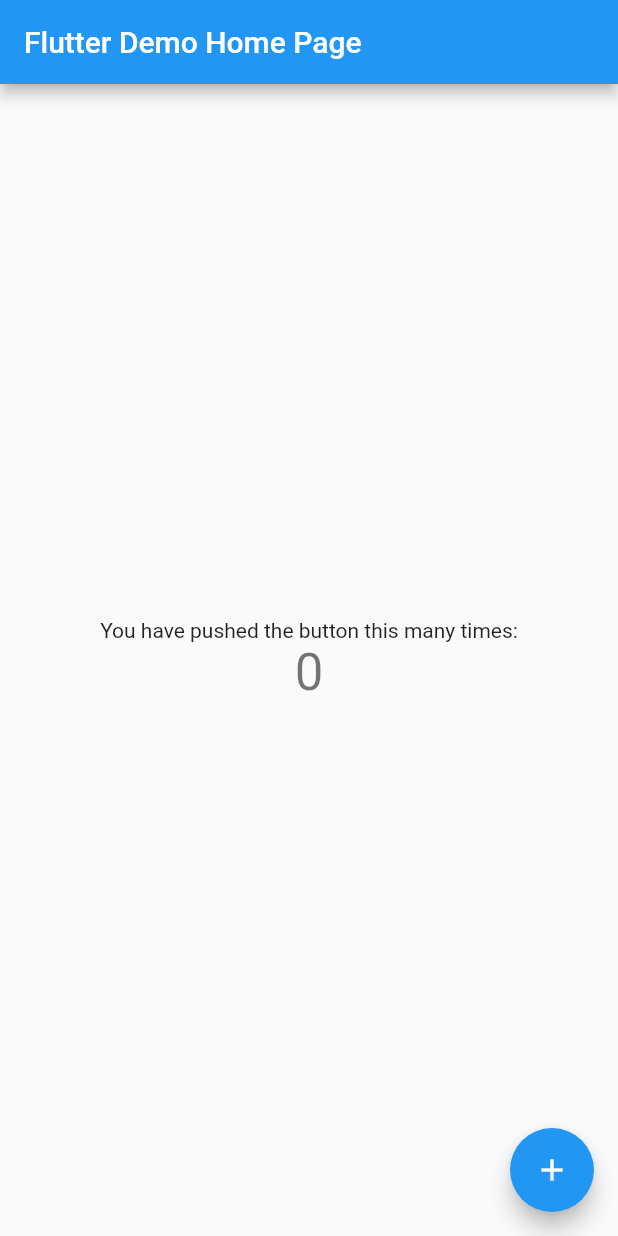
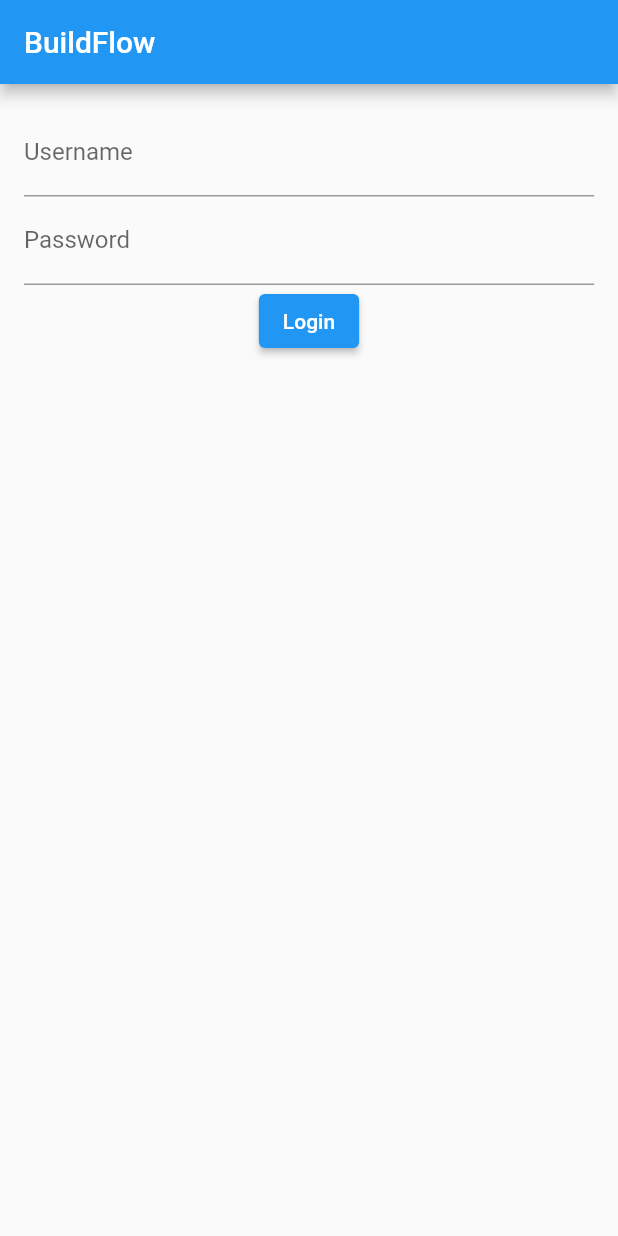
Before and after one commit to rafael0121/BuildFlow, a Flutter app: the screen it shows after launch, on a phone screen of 412 x 824 dp. Run offline on Flutter 3.47's test engine with Material 2 defaults, Android fonts, the light colour scheme and no system bars.

Commit message:
Adição de página de login, home e configurações

```diff
--- /dev/null
+++ b/lib/app_widget.dart
@@ -0,0 +1,14 @@
+import 'package:flutter/material.dart';
+import 'login_page.dart';
+import 'home_page.dart';
+import 'settings_page.dart';
+
+class AppWidget extends StatelessWidget {
+  @override
+  Widget build(BuildContext context) {
+    return MaterialApp(
+      theme: ThemeData(primarySwatch: Colors.deepOrange),
+      home: LoginPage(),
+    );
+  }
+}
--- /dev/null
+++ b/lib/login_page.dart
@@ -0,0 +1,56 @@
+import 'package:flutter/material.dart';
+import 'home_page.dart';
+import 'settings_page.dart';
+
+class LoginPage extends StatefulWidget {
+  @override
+  _LoginPageState createState() => _LoginPageState();
+}
+
+class _LoginPageState extends State<LoginPage> {
+  final _usernameController = TextEditingController();
+  final _passwordController = TextEditingController();
+
+  void _login() {
+    final username = _usernameController.text;
+    final password = _passwordController.text;
+
+    Navigator.push(
+      context,
+      MaterialPageRoute(builder: (context) => HomePage()),
+    );
+  }
+
+  @override
+  Widget build(BuildContext context) {
+    return Scaffold(
+      appBar: AppBar(
+        title: Text('BuildFlow'),
+      ),
+      body: Container(
+        padding: EdgeInsets.all(16.0),
+        child: Column(
+          children: [
+            TextFormField(
+              controller: _usernameController,
+              decoration: InputDecoration(
+                labelText: 'Username',
+              ),
+            ),
+            TextFormField(
+              controller: _passwordController,
+              decoration: InputDecoration(
+                labelText: 'Password',
+              ),
+              obscureText: true,
+            ),
+            ElevatedButton(
+              child: Text('Login'),
+              onPressed: _login,
+            ),
+          ],
+        ),
+      ),
+    );
+  }
+}
--- a/lib/main.dart
+++ b/lib/main.dart
@@ -1,115 +1,15 @@
 import 'package:flutter/material.dart';
+import 'home_page.dart';
+import 'login_page.dart';
 
 void main() {
-  runApp(const MyApp());
+  runApp(MyApp());
 }
 
 class MyApp extends StatelessWidget {
-  const MyApp({super.key});
-
-  // This widget is the root of your application.
   @override
   Widget build(BuildContext context) {
-    return MaterialApp(
-      title: 'Flutter Demo',
-      theme: ThemeData(
-        // This is the theme of your application.
-        //
-        // Try running your application with "flutter run". You'll see the
-        // application has a blue toolbar. Then, without quitting the app, try
-        // changing the primarySwatch below to Colors.green and then invoke
-        // "hot reload" (press "r" in the console where you ran "flutter run",
-        // or simply save your changes to "hot reload" in a Flutter IDE).
-        // Notice that the counter didn't reset back to zero; the application
-        // is not restarted.
-        primarySwatch: Colors.blue,
-      ),
-      home: const MyHomePage(title: 'Flutter Demo Home Page'),
-    );
+    return MaterialApp(title: 'BuildFlow', home: LoginPage() //MyHomePage(),
+        );
   }
 }
-
-class MyHomePage extends StatefulWidget {
-  const MyHomePage({super.key, required this.title});
-
-  // This widget is the home page of your application. It is stateful, meaning
-  // that it has a State object (defined below) that contains fields that affect
-  // how it looks.
-
-  // This class is the configuration for the state. It holds the values (in this
-  // case the title) provided by the parent (in this case the App widget) and
-  // used by the build method of the State. Fields in a Widget subclass are
-  // always marked "final".
-
-  final String title;
-
-  @override
-  State<MyHomePage> createState() => _MyHomePageState();
-}
-
-class _MyHomePageState extends State<MyHomePage> {
-  int _counter = 0;
-
-  void _incrementCounter() {
-    setState(() {
-      // This call to setState tells the Flutter framework that something has
-      // changed in this State, which causes it to rerun the build method below
-      // so that the display can reflect the updated values. If we changed
-      // _counter without calling setState(), then the build method would not be
-      // called again, and so nothing would appear to happen.
-      _counter++;
-    });
-  }
-
-  @override
-  Widget build(BuildContext context) {
-    // This method is rerun every time setState is called, for instance as done
-    // by the _incrementCounter method above.
-    //
-    // The Flutter framework has been optimized to make rerunning build methods
-    // fast, so that you can just rebuild anything that needs updating rather
-    // than having to individually change instances of widgets.
-    return Scaffold(
-      appBar: AppBar(
-        // Here we take the value from the MyHomePage object that was created by
-        // the App.build method, and use it to set our appbar title.
-        title: Text(widget.title),
-      ),
-      body: Center(
-        // Center is a layout widget. It takes a single child and positions it
-        // in the middle of the parent.
-        child: Column(
-          // Column is also a layout widget. It takes a list of children and
-          // arranges them vertically. By default, it sizes itself to fit its
-          // children horizontally, and tries to be as tall as its parent.
-          //
-          // Invoke "debug painting" (press "p" in the console, choose the
-          // "Toggle Debug Paint" action from the Flutter Inspector in Android
-          // Studio, or the "Toggle Debug Paint" command in Visual Studio Code)
-          // to see the wireframe for each widget.
-          //
-          // Column has various properties to control how it sizes itself and
-          // how it positions its children. Here we use mainAxisAlignment to
-          // center the children vertically; the main axis here is the vertical
-          // axis because Columns are vertical (the cross axis would be
-          // horizontal).
-          mainAxisAlignment: MainAxisAlignment.center,
-          children: <Widget>[
-            const Text(
-              'You have pushed the button this many times:',
-            ),
-            Text(
-              '$_counter',
-              style: Theme.of(context).textTheme.headlineMedium,
-            ),
-          ],
-        ),
-      ),
-      floatingActionButton: FloatingActionButton(
-        onPressed: _incrementCounter,
-        tooltip: 'Increment',
-        child: const Icon(Icons.add),
-      ), // This trailing comma makes auto-formatting nicer for build methods.
-    );
-  }
-}
```
Also changed, not shown: lib/home_page.dart (added, +53 -0 lines), lib/settings_page.dart (added, +98 -0 lines), 58 other files.
